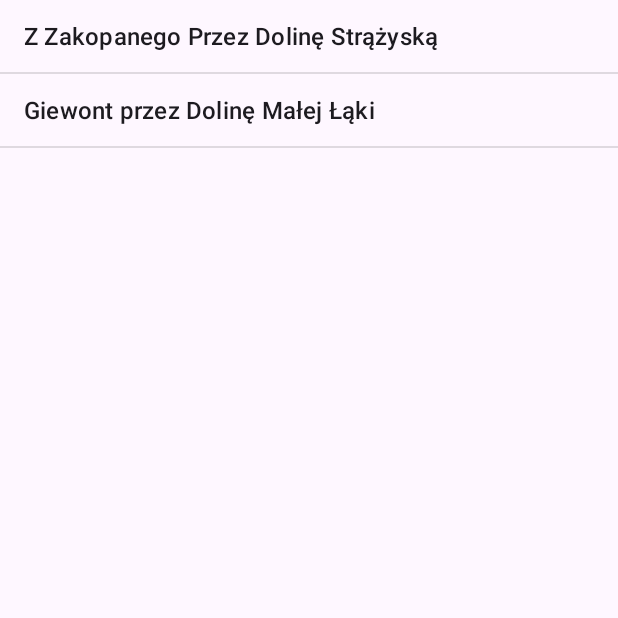
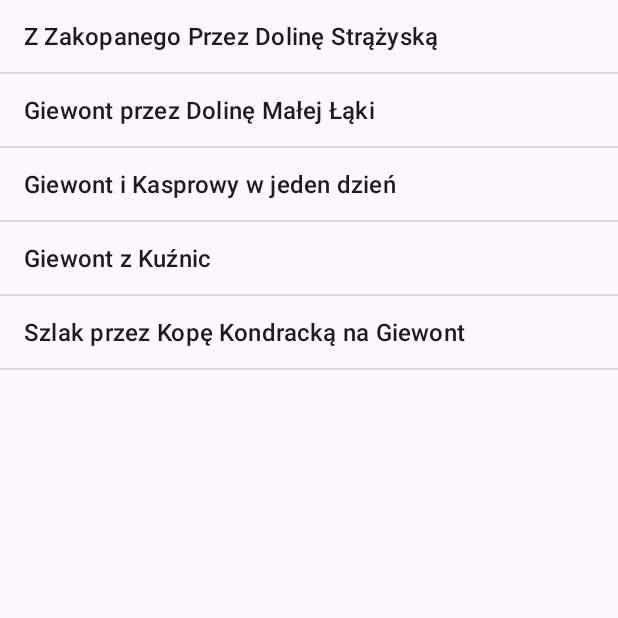
Before and after one commit to Smixie/Aplikacje-mobilne-lab, an Android app: the screen it shows after launch (MainActivity), on a phone screen of 412 x 824 dp, the top half of it. Run offline under Robolectric (Android 15) with nearby library versions, the phone set to English and light mode, and no system bars.

Commit message:
Added trails, scrollable textviews

```diff
--- a/app/src/main/java/com/example/lista_szczegoly/DetailActivity.kt
+++ b/app/src/main/java/com/example/lista_szczegoly/DetailActivity.kt
@@ -13,7 +13,7 @@ class DetailActivity : AppCompatActivity() {
         super.onCreate(savedInstanceState)
         setContentView(R.layout.activity_detail)
         val frag = supportFragmentManager.findFragmentById(R.id.detail_flag) as? TrailsListDetailFragment
-        val trailsId = intent.extras?.getInt(EXTRA_TRAILS_ID) ?: 0
+        val trailsId = intent?.extras?.getInt(EXTRA_TRAILS_ID, 0) ?: 0
         frag?.setTrailsId(trailsId)
     }
 }
--- a/app/src/main/java/com/example/lista_szczegoly/HikingTrails.kt
+++ b/app/src/main/java/com/example/lista_szczegoly/HikingTrails.kt
@@ -17,6 +17,26 @@ class HikingTrails(private val name: String, private val description: String) {
                         "Początkowo trasa na Giewont prowadzi w towarzystwie żółtych szlakówek prowadząc nas w otchłań Doliny Małej Łąki. Po godzinie spaceru dotrzemy do wybitnie czarującej i onieśmielającej Wielkiej Polany Małołąckiej. Będzie to idealne miejsce na chwilę odpoczynku przed dalszą wędrówką. Już tutaj będziemy mogli zerknąć na Giewont. " +
                         "O rozmiarach Wielkiej Polany Małołąckiej niechaj świadczy fakt, że spaceruje się nią aż 20 minut, nim znów zatopimy się leśnej głuszy. I wówczas rozpocznie się intensywna część wycieczki. Po drodze, ogromne wrażenia na tatrzańskich turystach robią ściany Wielkiej Turni, jak również wybornie prezentuje się  Mnich Małołącki. " +
                         "Wdrapując się Głazistym Żlebem dotrzemy na Kondracką Przełęcz."
+            ),
+            HikingTrails(
+                "Giewont i Kasprowy w jeden dzień",
+                "Jeśli tylko mamy czas i siły, to szlak z Kasprowego Wierchu na Giewont to doskonały wybór. Lepszej opcji dotarcia na Śpiącego Rycerza nie znajdziemy! Jest to fantastyczna trasa, która wiedzie granią, miejscami nieco eksponowanymi odcinkami. Jest pięknie, widokowo i szalenie czarująco. I nieco zaskakująco, ponieważ na szlaku bywa relatywnie pusto. W pierwszej kolejności musimy dotrzeć z Kuźnic na Kasprowy Wierch. \n\n" +
+                        "Szlak z Kasprowego Wierchu na Giewont zajmie nam około 3h. Część trasy widzie odrobinę eksponowany terenem z dwoma nieco bardziej czujnymi miejscami. Szlak aż na Kopę Kondracką prowadzi w asyście czerwonych szlakówek, a trasa jakby faluje. Nie ma tutaj mocnych podejść ani zejść, więc można skupić się na widokach. Niesamowicie wygląda Cicha Dolina po słowackiej stronie oraz górujące nad nią Liptowskie Kopy. \n" +
+                        "\n" +
+                        "Warto co jakiś czas przystanąć i spojrzeć za siebie, gdzie zmieniająca się perspektywa uwypukla Świnicę oraz Walentkową Dolinę. A na wprost mienią się Czerwone Wierchy i nasz Giewont! Prawdziwe mocniejsze podejście pojawia się dopiero od Przełęczy pod Kopą Kondracką (tutaj dociera również wariant numer dwa z Kuźnic). Na szczycie Kopy Kondrackiej, będącej jednym z czterech muszkieterów – Czerwonych Wierchów, " +
+                        "pojawimy się po 1 h 40 min od Kasprowego Wierchu. Przed nami jedynie zejście na Kondracką Przełęcz (tutaj spotykamy wariant 1 i 4) i atak szczytowy na sam Giewont.\n"
+            ),
+            HikingTrails(
+                "Giewont z Kuźnic",
+                "Śmiało można rzec, że niebieski szlak z Kuźnic na Giewont jest najpopularniejszą opcją wejścia na szczyt Śpiącego Rycerza. W sezonie bywa tutaj tłoczno i gwarno. Głównie dlatego, że do Kuźnic można bardzo łatwo dostać się z centrum Zakopanego (regularnie kursują busy, jak również  można ten odcinek pokonać pieszo). Początek szlaku na Giewont zaczyna się zaraz za kolejką linową na Kasprowy Wierch i następnie przez kocie łby mija klasztor albertynek na Kalatówkach. Tutaj też są kasy Tatrzańskiego Parki Narodowego i od tej pory ścieżka staje się dużo bardziej przyjemna.\n" +
+                        "\n" +
+                        "Szlak po niespełna godzinie wyprowadzi nas piękną Polanę Kalatówki (ach te widoki na Kasprowy Wierch i wiosenne dywany krokusów). Możemy tutaj przysiąść na ławach oraz stolikach i skorzystać z dobrodziejstwa niewielkiego, hotelowego baru. Będzie to przyjemna przerwa w drodze na Giewont wśród pięknej panoramy. Jednak to najwięcej ochów i achów zgarnia oddalona o godzinę drogi stąd Polana Kondratowa, bo to właśnie tutaj odnajdziemy urocze i kameralne tatrzańskie schronisko na Hali Kondratowej (w remoncie do końca 2025 roku). Trzeba przyznać, że pięknie wkomponowało się w otoczenie ,a dodatkowo imponująco wygląda tutaj Polana Kondratowa oraz leżący za nią Długi Żleb Kondratowy."
+            ),
+            HikingTrails(
+                "Szlak przez Kopę Kondracką na Giewont",
+                "Druga opcja dotarcia na Giewont jest rozwinięciem tej pierwszej. Często obie trasy są łączone w całość, tworząc bardzo przyjemną pętlę. Trasa z Kuźnic przez Kalatówki aż do schroniska na Hali Kondratowej jest tożsama i dopiero tutaj ścieżki rozdzielają się. Wspomniany wcześniej niebieski szlak gna po skosie w prawo w stronę Giewontu, natomiast zielony szlak, kieruje się na przełęcz pod Kopą Kondracką po skosie w lewo.\n" +
+                        "\n" +
+                        "Jest to ciekawa opcja, która wydłuża trasę o 1h 15 min, ale pozwala spojrzeć na Giewont z nieco innej perspektywy. Sami przyznajemy, że już kilkukrotnie daliśmy się skusić na ten wariant, gdyż jest on przepyszny widokowo! Taka pętla zajmie nam nieco ponad 7h."
             )
         )
     }
--- a/app/src/main/java/com/example/lista_szczegoly/TrailsListDetailFragment.kt
+++ b/app/src/main/java/com/example/lista_szczegoly/TrailsListDetailFragment.kt
@@ -1,6 +1,7 @@
 package com.example.lista_szczegoly
 
 import android.os.Bundle
+import android.text.method.LinkMovementMethod
 import androidx.fragment.app.Fragment
 import android.view.LayoutInflater
 import android.view.View
@@ -27,10 +28,11 @@ class TrailsListDetailFragment : Fragment() {
 
         if (view != null) {
             val title = view.findViewById<TextView>(R.id.textTitle)
-            val trails = HikingTrails.trails[id]
+            val trails = HikingTrails.trails[trailId]
             title.text = trails.getName()
             val description = view.findViewById<TextView>(R.id.list_details)
             description.text = trails.getDescription()
+            description.movementMethod = LinkMovementMethod.getInstance()
         }
     }
 }
--- a/app/src/main/res/layout/fragment_list_detail.xml
+++ b/app/src/main/res/layout/fragment_list_detail.xml
@@ -23,6 +23,7 @@
             android:id="@+id/list_details"
             android:layout_width="match_parent"
             android:layout_height="wrap_content"
+            android:scrollbars = "vertical"
             android:textSize="23sp" />
 
     </LinearLayout>
```
